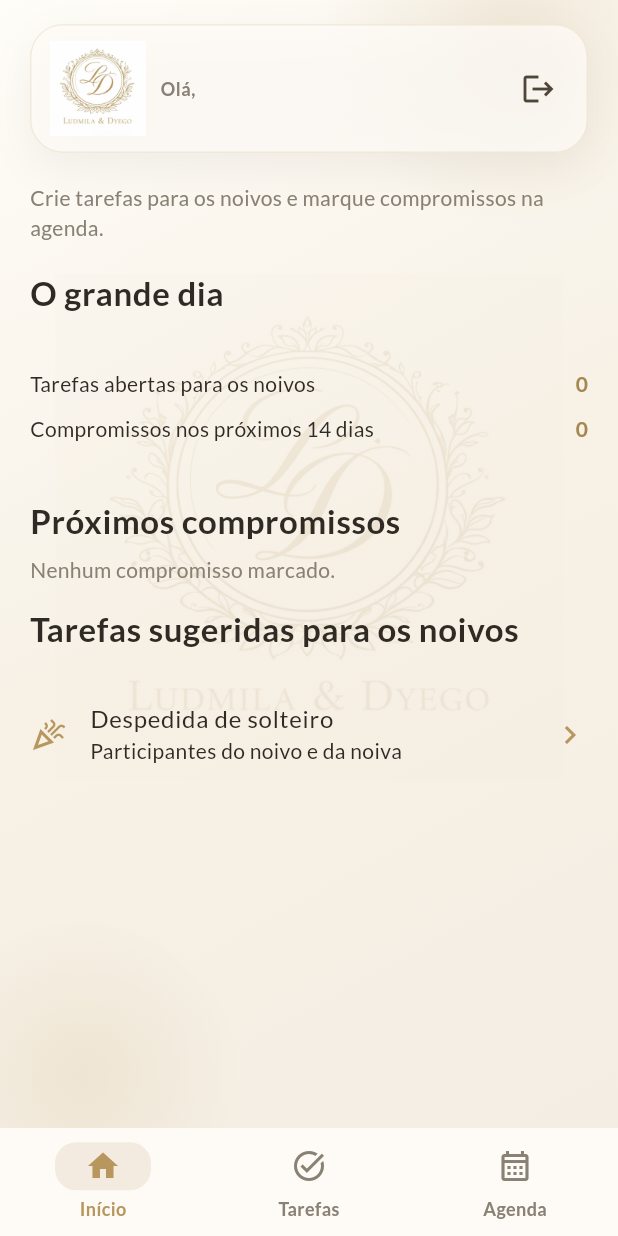
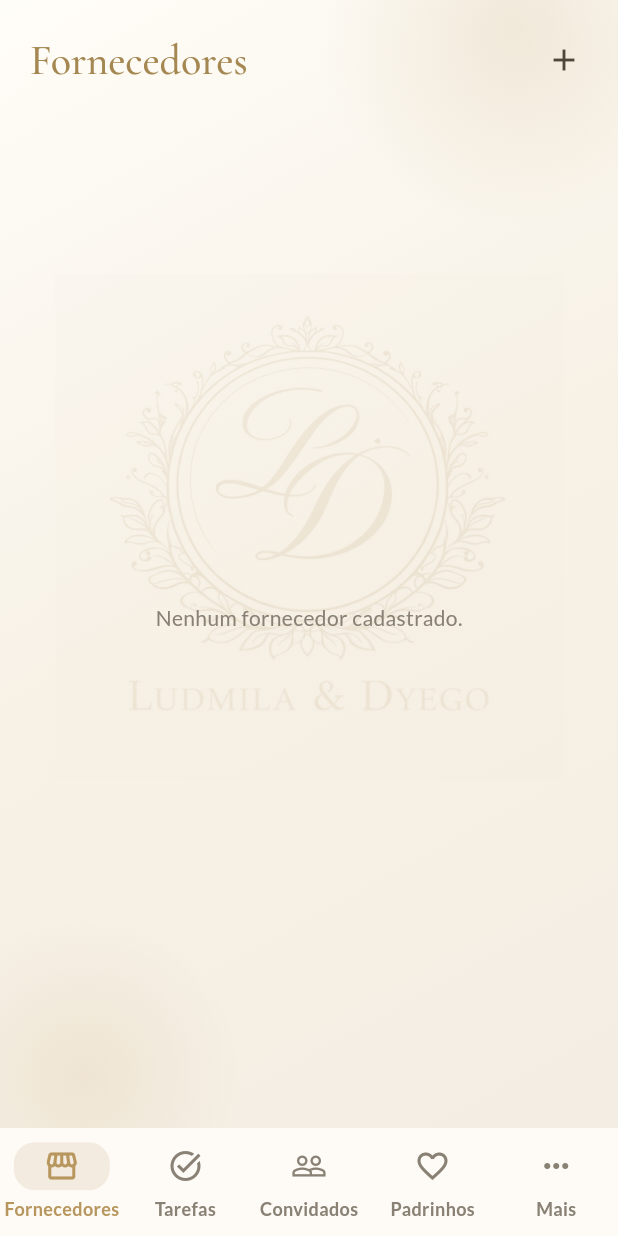
Before and after one commit to dyegofernandes/ludmilaedyego, a Flutter app: the CerimonialistaShell screen opened by its route, on a phone screen of 412 x 824 dp. Run offline on Flutter 3.47's test engine with Material 3 defaults, Android fonts, the phone set to English and light mode, and no system bars; our stand-ins replace audioplayers, go_router, google_fonts, image_picker, pdf, printing and 2 more; accounts and stored records are empty; network calls fail.

Commit message:
Adiciona fornecedores e ajusta o acesso do cerimonialista.
Inclui CRUD de fornecedores (web/mobile/API), remove resumo/gastos e o som do convite na entrada do cerimonialista, e libera as telas de gestão que ele precisa.

Co-authored-by: Cursor <cursoragent@cursor.com>

```diff
--- a/apps/mobile/lib/app.dart
+++ b/apps/mobile/lib/app.dart
@@ -14,6 +14,8 @@ import 'features/configuracoes/configuracoes_screen.dart';
 import 'features/convidado_home/convidado_home_screen.dart';
 import 'features/convidados/convidados_screen.dart';
 import 'features/despedida/despedida_screen.dart';
+import 'features/evento/evento_screen.dart';
+import 'features/fornecedores/fornecedores_screen.dart';
 import 'features/fotos/fotos_screen.dart';
 import 'features/gastos/gastos_screen.dart';
 import 'features/home_noivo/noivo_shell.dart';
@@ -86,6 +88,11 @@ class _CasamentoAppState extends State<CasamentoApp> {
           builder: (_, _) => const PadrinhoHomeScreen(),
         ),
         GoRoute(path: '/gastos', builder: (_, _) => const GastosScreen()),
+        GoRoute(
+          path: '/fornecedores',
+          builder: (_, _) => const FornecedoresScreen(),
+        ),
+        GoRoute(path: '/evento', builder: (_, _) => const EventoScreen()),
         GoRoute(path: '/tarefas', builder: (_, _) => const TarefasScreen()),
         GoRoute(path: '/agenda', builder: (_, _) => const AgendaScreen()),
         GoRoute(
--- a/apps/mobile/lib/data/app_store.dart
+++ b/apps/mobile/lib/data/app_store.dart
@@ -26,6 +26,7 @@ class AppStore extends ChangeNotifier {
   );
 
   final List<Gasto> gastos = [];
+  final List<Fornecedor> fornecedores = [];
   final List<Tarefa> tarefas = [];
   final List<Compromisso> compromissos = [];
   final List<Convidado> convidados = [];
@@ -241,6 +242,19 @@ class AppStore extends ChangeNotifier {
           dataPrevista: _parseDate(m['dataPrevista']),
           dataPagamento: _parseDate(m['dataPagamento']),
           observacoes: m['observacoes']?.toString(),
+        );
+      }));
+
+    fornecedores
+      ..clear()
+      ..addAll(((data['fornecedores'] as List?) ?? []).map((e) {
+        final m = Map<String, dynamic>.from(e as Map);
+        return Fornecedor(
+          id: m['id'].toString(),
+          nome: m['nome']?.toString() ?? '',
+          funcao: m['funcao']?.toString() ?? '',
+          telefone: m['telefone']?.toString() ?? '',
+          descricao: m['descricao']?.toString(),
         );
       }));
 
@@ -552,6 +566,7 @@ class AppStore extends ChangeNotifier {
     await _api.setToken(null);
     currentUser = null;
     gastos.clear();
+    fornecedores.clear();
     tarefas.clear();
     compromissos.clear();
     convidados.clear();
@@ -640,6 +655,32 @@ class AppStore extends ChangeNotifier {
   Future<String?> removerGasto(String id) async {
     try {
       await _api.delete('/api/gastos/$id');
+      await refreshAll();
+      return null;
+    } catch (e) {
+      return e.toString();
+    }
+  }
+
+  Future<String?> upsertFornecedor(Fornecedor f) async {
+    try {
+      await _api.post('/api/fornecedores', {
+        if (f.id.isNotEmpty && !f.id.startsWith('local-')) 'id': f.id,
+        'nome': f.nome,
+        'funcao': f.funcao,
+        'telefone': f.telefone,
+        'descricao': f.descricao,
+      });
+      await refreshAll();
+      return null;
+    } catch (e) {
+      return e.toString();
+    }
+  }
+
+  Future<String?> removerFornecedor(String id) async {
+    try {
+      await _api.delete('/api/fornecedores/$id');
       await refreshAll();
       return null;
     } catch (e) {
--- a/apps/mobile/lib/features/cerimonialista/cerimonialista_shell.dart
+++ b/apps/mobile/lib/features/cerimonialista/cerimonialista_shell.dart
@@ -2,13 +2,12 @@ import 'package:flutter/material.dart';
 import 'package:go_router/go_router.dart';
 import 'package:provider/provider.dart';
 
-import '../../core/formatters.dart';
 import '../../core/theme.dart';
 import '../../core/widgets/brand_widgets.dart';
-import '../../core/widgets/evento_info.dart';
 import '../../data/app_store.dart';
-import '../../models/models.dart';
-import '../agenda/agenda_screen.dart';
+import '../convidados/convidados_screen.dart';
+import '../fornecedores/fornecedores_screen.dart';
+import '../padrinhos/padrinhos_screen.dart';
 import '../tarefas/tarefas_screen.dart';
 
 class CerimonialistaShell extends StatefulWidget {
@@ -24,9 +23,11 @@ class _CerimonialistaShellState extends State<CerimonialistaShell> {
   @override
   Widget build(BuildContext context) {
     final pages = [
-      const _CerimonialHomeTab(),
+      const FornecedoresScreen(embedded: true),
       const TarefasScreen(embedded: true, gestaoMode: true),
-      const AgendaScreen(embedded: true),
+      const ConvidadosScreen(embedded: true),
+      const PadrinhosScreen(embedded: true),
+      const _MaisTab(),
     ];
 
     return Scaffold(
@@ -36,9 +37,9 @@ class _CerimonialistaShellState extends State<CerimonialistaShell> {
         onDestinationSelected: (i) => setState(() => _index = i),
         destinations: const [
           NavigationDestination(
-            icon: Icon(Icons.home_outlined),
-            selectedIcon: Icon(Icons.home),
-            label: 'Início',
+            icon: Icon(Icons.storefront_outlined),
+            selectedIcon: Icon(Icons.storefront),
+            label: 'Fornecedores',
           ),
           NavigationDestination(
             icon: Icon(Icons.task_alt_outlined),
@@ -46,9 +47,19 @@ class _CerimonialistaShellState extends State<CerimonialistaShell> {
             label: 'Tarefas',
           ),
           NavigationDestination(
-            icon: Icon(Icons.calendar_month_outlined),
-            selectedIcon: Icon(Icons.calendar_month),
-            label: 'Agenda',
+            icon: Icon(Icons.people_outline),
+            selectedIcon: Icon(Icons.people),
+            label: 'Convidados',
+          ),
+          NavigationDestination(
+            icon: Icon(Icons.favorite_outline),
+            selectedIcon: Icon(Icons.favorite),
+            label: 'Padrinhos',
+          ),
+          NavigationDestination(
+            icon: Icon(Icons.more_horiz),
+            selectedIcon: Icon(Icons.more_horiz),
+            label: 'Mais',
           ),
         ],
       ),
@@ -56,19 +67,16 @@ class _CerimonialistaShellState extends State<CerimonialistaShell> {
   }
 }
 
-class _CerimonialHomeTab extends StatelessWidget {
-  const _CerimonialHomeTab();
+class _MaisTab extends StatelessWidget {
+  const _MaisTab();
 
   @override
   Widget build(BuildContext context) {
     final store = context.watch<AppStore>();
-    final paraNoivos = store.tarefas
-        .where((t) =>
-            t.destino == DestinoTarefa.noivos &&
-            t.status != TarefaStatus.feito &&
-            t.status != TarefaStatus.cancelado)
-        .length;
-    final proximos = store.compromissosProximos();
+    final items = [
+      ('Evento', Icons.celebration_outlined, '/evento'),
+      ('Fotos', Icons.photo_library_outlined, '/fotos'),
+    ];
 
     return SafeArea(
       child: ListView(
@@ -76,8 +84,7 @@ class _CerimonialHomeTab extends StatelessWidget {
         children: [
           BrandBar(
             config: store.config,
-            subtitle:
-                'Olá, ${store.currentUser?.nome ?? 'cerimonialista'}',
+            subtitle: 'Olá, ${store.currentUser?.nome ?? 'cerimonialista'}',
             trailing: IconButton(
               onPressed: () async {
                 await store.logout();
@@ -87,106 +94,21 @@ class _CerimonialHomeTab extends StatelessWidget {
             ),
           ),
           const SizedBox(height: 20),
+          Text('Mais', style: Theme.of(context).textTheme.headlineMedium),
+          const SizedBox(height: 8),
           Text(
-            'Crie tarefas para os noivos e marque compromissos na agenda.',
+            'Evento e fotos do casamento.',
             style: Theme.of(context)
                 .textTheme
                 .bodyMedium
                 ?.copyWith(color: AppColors.muted),
           ),
-          const SizedBox(height: 20),
-          const EventoInfoSection(),
-          const SizedBox(height: 24),
-          _StatRow(
-            label: 'Tarefas abertas para os noivos',
-            value: '$paraNoivos',
-          ),
-          _StatRow(
-            label: 'Compromissos nos próximos 14 dias',
-            value: '${proximos.length}',
-          ),
-          const SizedBox(height: 28),
-          Text(
-            'Próximos compromissos',
-            style: Theme.of(context).textTheme.titleLarge,
-          ),
-          const SizedBox(height: 8),
-          if (proximos.isEmpty)
-            Text(
-              'Nenhum compromisso marcado.',
-              style: Theme.of(context)
-                  .textTheme
-                  .bodyMedium
-                  ?.copyWith(color: AppColors.muted),
-            )
-          else
-            ...proximos.take(5).map(
-                  (c) => ListTile(
-                    contentPadding: EdgeInsets.zero,
-                    title: Text(c.titulo),
-                    subtitle: Text(
-                      [
-                        formatDateTime(c.inicio),
-                        if (c.local != null) c.local!,
-                      ].join(' · '),
-                    ),
-                  ),
-                ),
           const SizedBox(height: 16),
-          Text(
-            'Tarefas sugeridas para os noivos',
-            style: Theme.of(context).textTheme.titleLarge,
-          ),
-          const SizedBox(height: 8),
-          ...store.tarefas
-              .where((t) => t.destino == DestinoTarefa.noivos)
-              .take(5)
-              .map(
-                (t) => ListTile(
-                  contentPadding: EdgeInsets.zero,
-                  title: Text(t.titulo),
-                  subtitle: Text(t.status.label),
-                  trailing: StatusChip(
-                    label: t.prioridade.label,
-                    color: t.prioridade == Prioridade.alta
-                        ? AppColors.accent
-                        : AppColors.primary,
-                  ),
-                ),
-              ),
-          const SizedBox(height: 12),
-          ListTile(
-            contentPadding: EdgeInsets.zero,
-            leading: const Icon(Icons.celebration_outlined),
-            title: const Text('Despedida de solteiro'),
-            subtitle: const Text('Participantes do noivo e da noiva'),
-            trailing: const Icon(Icons.chevron_right),
-            onTap: () => context.push('/despedida'),
-          ),
-        ],
-      ),
-    );
-  }
-}
-
-class _StatRow extends StatelessWidget {
-  const _StatRow({required this.label, required this.value});
-
-  final String label;
-  final String value;
-
-  @override
-  Widget build(BuildContext context) {
-    return Padding(
-      padding: const EdgeInsets.only(bottom: 10),
-      child: Row(
-        children: [
-          Expanded(child: Text(label)),
-          Text(
-            value,
-            style: const TextStyle(
-              fontWeight: FontWeight.w700,
-              color: AppColors.primaryDark,
+          ...items.map(
+            (e) => GlassMenuTile(
+              icon: e.$2,
+              label: e.$1,
+              onTap: () => context.push(e.$3),
             ),
           ),
         ],
--- /dev/null
+++ b/apps/mobile/lib/features/fornecedores/fornecedores_screen.dart
@@ -0,0 +1,165 @@
+import 'package:flutter/material.dart';
+import 'package:provider/provider.dart';
+
+import '../../core/theme.dart';
+import '../../core/widgets/brand_widgets.dart';
+import '../../data/app_store.dart';
+import '../../models/models.dart';
+
+class FornecedoresScreen extends StatelessWidget {
+  const FornecedoresScreen({super.key, this.embedded = false});
+
+  final bool embedded;
+
+  @override
+  Widget build(BuildContext context) {
+    final store = context.watch<AppStore>();
+    final body = SafeArea(
+      child: Column(
+        children: [
+          Padding(
+            padding: const EdgeInsets.fromLTRB(20, 16, 12, 8),
+            child: Row(
+              children: [
+                if (!embedded)
+                  IconButton(
+                    onPressed: () => Navigator.of(context).maybePop(),
+                    icon: const Icon(Icons.arrow_back),
+                  ),
+                Expanded(
+                  child: Text(
+                    'Fornecedores',
+                    style: Theme.of(context).textTheme.headlineMedium,
+                  ),
+                ),
+                if (store.isGestao)
+                  IconButton(
+                    onPressed: () => _form(context),
+                    icon: const Icon(Icons.add),
+                  ),
+              ],
+            ),
+          ),
+          Expanded(
+            child: store.fornecedores.isEmpty
+                ? Center(
+                    child: Text(
+                      'Nenhum fornecedor cadastrado.',
+                      style: Theme.of(context)
+                          .textTheme
+                          .bodyMedium
+                          ?.copyWith(color: AppColors.muted),
+                    ),
+                  )
+                : ListView.separated(
+                    padding: const EdgeInsets.fromLTRB(20, 8, 20, 24),
+                    itemCount: store.fornecedores.length,
+                    separatorBuilder: (_, _) => const Divider(height: 1),
+                    itemBuilder: (_, i) {
+                      final f = store.fornecedores[i];
+                      return ListTile(
+                        contentPadding: EdgeInsets.zero,
+                        title: Text(f.nome),
+                        subtitle: Text(
+                          [
+                            if (f.funcao.isNotEmpty) f.funcao,
+                            if (f.telefone.isNotEmpty) f.telefone,
+                            if (f.descricao?.isNotEmpty == true) f.descricao!,
+                          ].join(' · '),
+                        ),
+                        onTap: store.isGestao ? () => _form(context, f) : null,
+                      );
+                    },
+                  ),
+          ),
+        ],
+      ),
+    );
+
+    if (embedded) return body;
+    return Scaffold(body: SoftBackground(child: body));
+  }
+
+  Future<void> _form(BuildContext context, [Fornecedor? existing]) async {
+    final store = context.read<AppStore>();
+    final nome = TextEditingController(text: existing?.nome ?? '');
+    final funcao = TextEditingController(text: existing?.funcao ?? '');
+    final telefone = TextEditingController(text: existing?.telefone ?? '');
+    final descricao = TextEditingController(text: existing?.descricao ?? '');
+
+    final ok = await showDialog<bool>(
+      context: context,
+      builder: (ctx) => AlertDialog(
+        title: Text(
+          existing == null ? 'Novo fornecedor' : 'Editar fornecedor',
+        ),
+        content: SingleChildScrollView(
+          child: Column(
+            mainAxisSize: MainAxisSize.min,
+            children: [
+              TextField(
+                controller: nome,
+                decoration: const InputDecoration(labelText: 'Nome'),
+                textCapitalization: TextCapitalization.words,
+              ),
+              const SizedBox(height: 10),
+              TextField(
+                controller: funcao,
+                decoration: const InputDecoration(
+                  labelText: 'Função',
+                  hintText: 'Ex.: buffet, decoração, DJ',
+                ),
+              ),
+              const SizedBox(height: 10),
+              TextField(
+                controller: telefone,
+                decoration: const InputDecoration(labelText: 'Telefone'),
+                keyboardType: TextInputType.phone,
+              ),
+              const SizedBox(height: 10),
+              TextField(
+                controller: descricao,
+                decoration: const InputDecoration(labelText: 'Descrição'),
+                maxLines: 3,
+              ),
+            ],
+          ),
+        ),
+        actions: [
+          if (existing != null)
+            TextButton(
+              onPressed: () async {
+                await store.removerFornecedor(existing.id);
+                if (ctx.mounted) Navigator.pop(ctx, false);
+              },
+              child: const Text(
+                'Excluir',
+                style: TextStyle(color: AppColors.danger),
+              ),
+            ),
+          TextButton(
+            onPressed: () => Navigator.pop(ctx, false),
+            child: const Text('Cancelar'),
+          ),
+          FilledButton(
+            onPressed: () => Navigator.pop(ctx, true),
+            child: const Text('Salvar'),
+          ),
+        ],
+      ),
+    );
+
+    if (ok != true) return;
+    final f = Fornecedor(
+      id: existing?.id ?? store.novoId(),
+      nome: nome.text.trim(),
+      funcao: funcao.text.trim(),
+      telefone: telefone.text.trim(),
+      descricao: descricao.text.trim().isEmpty ? null : descricao.text.trim(),
+    );
+    final err = await store.upsertFornecedor(f);
+    if (context.mounted && err != null) {
+      ScaffoldMessenger.of(context).showSnackBar(SnackBar(content: Text(err)));
+    }
+  }
+}
--- a/apps/mobile/lib/features/home_noivo/noivo_shell.dart
+++ b/apps/mobile/lib/features/home_noivo/noivo_shell.dart
@@ -640,6 +640,7 @@ class _MaisTab extends StatelessWidget {
   @override
   Widget build(BuildContext context) {
     final items = [
+      ('Fornecedores', Icons.storefront_outlined, '/fornecedores'),
       ('Convidados', Icons.people_outline, '/convidados'),
       ('Despedida de solteiro', Icons.celebration_outlined, '/despedida'),
       ('Cerimonialista', Icons.key_outlined, '/tokens'),
--- a/apps/mobile/lib/models/models.dart
+++ b/apps/mobile/lib/models/models.dart
@@ -312,6 +312,22 @@ class Gasto {
   DateTime? dataPrevista;
   DateTime? dataPagamento;
   String? observacoes;
+}
+
+class Fornecedor {
+  Fornecedor({
+    required this.id,
+    required this.nome,
+    this.funcao = '',
+    this.telefone = '',
+    this.descricao,
+  });
+
+  final String id;
+  String nome;
+  String funcao;
+  String telefone;
+  String? descricao;
 }
 
 class Tarefa {
```
Also changed, not shown: apps/mobile/lib/features/evento/evento_screen.dart (added, +53 -0 lines), apps/mobile/lib/features/fotos/fotos_screen.dart (+11 -6 lines), apps/mobile/lib/features/padrinhos/padrinhos_screen.dart (+8 -6 lines), 9 other files.
